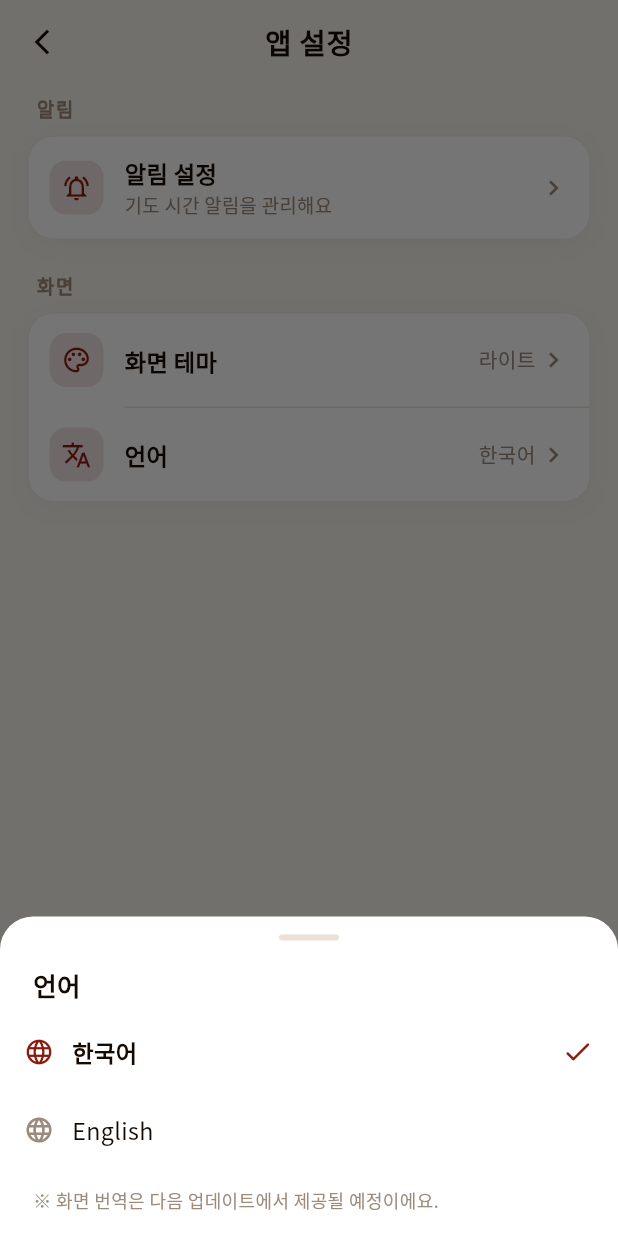
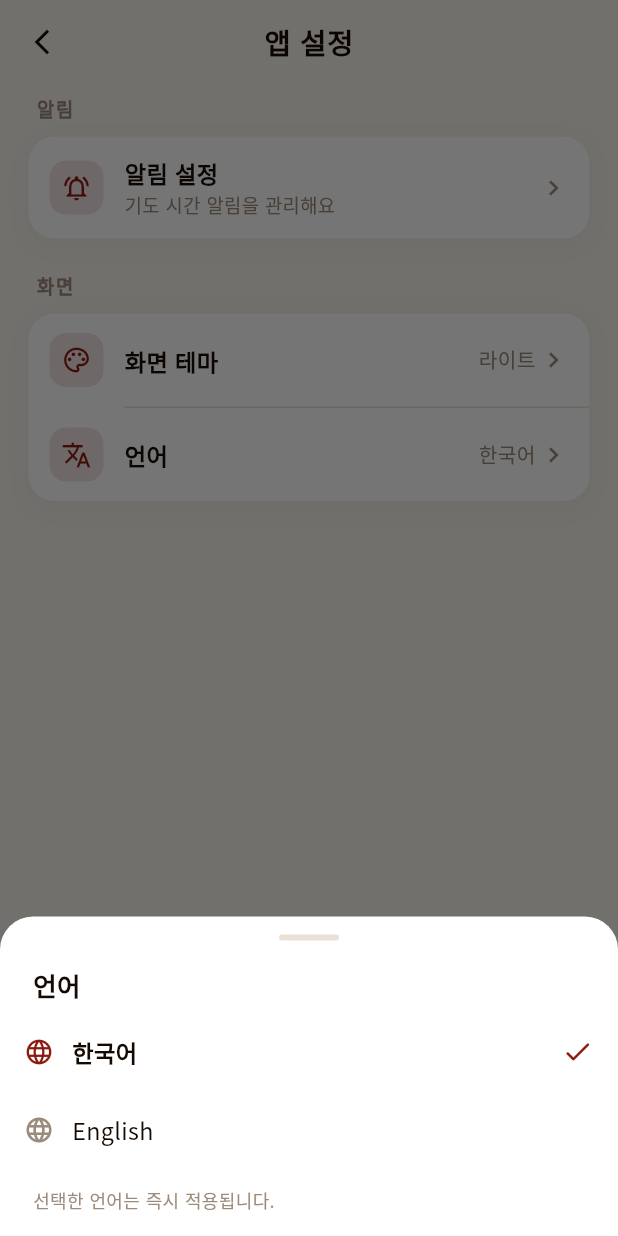
Before and after one commit to shjoungdkfus/pray-story, a Flutter app: the AppSettingsScreen screen opened directly, after a tap on "언어", on a phone screen of 412 x 824 dp. Run offline on Flutter 3.47's test engine with Material 3 defaults, Android fonts, the phone set to English and light mode, and no system bars; our stand-ins replace flutter_local_notifications, flutter_riverpod, google_fonts, google_sign_in, share_plus, shared_preferences and 2 more; accounts and stored records are empty; network calls fail.

Commit message:
feat(i18n): 다국어(gen-l10n) 인프라 + 언어 전환 실제 적용(설정 섹션)
- l10n.yaml + lib/l10n ARB(ko/en) + pubspec generate:true 로 gen-l10n 도입
- main.dart: languageProvider를 MaterialApp.locale에 연결,
  AppLocalizations.delegate 등록 (기존엔 언어 선택값이 저장만 되고
  실제 화면에 반영 안 되던 것을 실제 전환되게 함)
- 설정 허브/앱 설정/테마·언어 시트 문자열을 AppLocalizations로 이관
- 언어 시트의 "번역은 다음 업데이트 예정" 안내문 제거
남은 화면(인증/홈/기록/커뮤니티 등)은 후속 배치로 이관 예정.

Co-Authored-By: Claude Opus 4.8 <noreply@anthropic.com>

````diff
--- /dev/null
+++ b/l10n.yaml
@@ -0,0 +1,6 @@
+arb-dir: lib/l10n
+template-arb-file: app_en.arb
+output-localization-file: app_localizations.dart
+output-class: AppLocalizations
+synthetic-package: false
+nullable-getter: false
--- /dev/null
+++ b/lib/l10n/app_ko.arb
@@ -0,0 +1,38 @@
+{
+  "@@locale": "ko",
+
+  "navPrayerLog": "기도 기록",
+  "navCommunity": "커뮤니티",
+  "navSettings": "설정",
+
+  "settingsTitle": "설정",
+  "settingsGroupMyInfo": "내 정보",
+  "settingsMyInfo": "내 정보",
+  "settingsMyInfoSubtitle": "프로필을 확인하고 수정해요",
+  "settingsGroupPreferences": "환경설정",
+  "settingsAppSettings": "앱 설정",
+  "settingsAppSettingsSubtitle": "알림, 테마, 언어",
+  "settingsGroupSupport": "지원",
+  "settingsFeedback": "피드백",
+  "settingsFeedbackSubtitle": "관리자에게 의견을 보내요",
+  "settingsGroupAccount": "계정",
+  "settingsAccount": "계정",
+  "settingsAccountSubtitle": "로그아웃, 회원 탈퇴",
+
+  "appSettingsTitle": "앱 설정",
+  "appSettingsGroupNotifications": "알림",
+  "appSettingsNotification": "알림 설정",
+  "appSettingsNotificationSubtitle": "기도 시간 알림을 관리해요",
+  "appSettingsGroupDisplay": "화면",
+  "appSettingsTheme": "화면 테마",
+  "appSettingsLanguage": "언어",
+
+  "themeSheetTitle": "화면 테마",
+  "themeSheetFootnote": "선택한 테마는 즉시 적용됩니다.",
+  "languageSheetTitle": "언어",
+  "languageSheetFootnote": "선택한 언어는 즉시 적용됩니다.",
+
+  "themeSystem": "시스템 설정",
+  "themeLight": "라이트",
+  "themeDark": "다크"
+}
--- /dev/null
+++ b/lib/l10n/app_localizations.dart
@@ -0,0 +1,314 @@
+import 'dart:async';
+
+import 'package:flutter/foundation.dart';
+import 'package:flutter/widgets.dart';
+import 'package:flutter_localizations/flutter_localizations.dart';
+import 'package:intl/intl.dart' as intl;
+
+import 'app_localizations_en.dart';
+import 'app_localizations_ko.dart';
+
+// ignore_for_file: type=lint
+
+/// Callers can lookup localized strings with an instance of AppLocalizations
+/// returned by `AppLocalizations.of(context)`.
+///
+/// Applications need to include `AppLocalizations.delegate()` in their app's
+/// `localizationDelegates` list, and the locales they support in the app's
+/// `supportedLocales` list. For example:
+///
+/// ```dart
+/// import 'l10n/app_localizations.dart';
+///
+/// return MaterialApp(
+///   localizationsDelegates: AppLocalizations.localizationsDelegates,
+///   supportedLocales: AppLocalizations.supportedLocales,
+///   home: MyApplicationHome(),
+/// );
+/// ```
+///
+/// ## Update pubspec.yaml
+///
+/// Please make sure to update your pubspec.yaml to include the following
+/// packages:
+///
+/// ```yaml
+/// dependencies:
+///   # Internationalization support.
+///   flutter_localizations:
+///     sdk: flutter
+///   intl: any # Use the pinned version from flutter_localizations
+///
+///   # Rest of dependencies
+/// ```
+///
+/// ## iOS Applications
+///
+/// iOS applications define key application metadata, including supported
+/// locales, in an Info.plist file that is built into the application bundle.
+/// To configure the locales supported by your app, you’ll need to edit this
+/// file.
+///
+/// First, open your project’s ios/Runner.xcworkspace Xcode workspace file.
+/// Then, in the Project Navigator, open the Info.plist file under the Runner
+/// project’s Runner folder.
+///
+/// Next, select the Information Property List item, select Add Item from the
+/// Editor menu, then select Localizations from the pop-up menu.
+///
+/// Select and expand the newly-created Localizations item then, for each
+/// locale your application supports, add a new item and select the locale
+/// you wish to add from the pop-up menu in the Value field. This list should
+/// be consistent with the languages listed in the AppLocalizations.supportedLocales
+/// property.
+abstract class AppLocalizations {
+  AppLocalizations(String locale)
+    : localeName = intl.Intl.canonicalizedLocale(locale.toString());
+
+  final String localeName;
+
+  static AppLocalizations of(BuildContext context) {
+    return Localizations.of<AppLocalizations>(context, AppLocalizations)!;
+  }
+
+  static const LocalizationsDelegate<AppLocalizations> delegate =
+      _AppLocalizationsDelegate();
+
+  /// A list of this localizations delegate along with the default localizations
+  /// delegates.
+  ///
+  /// Returns a list of localizations delegates containing this delegate along with
+  /// GlobalMaterialLocalizations.delegate, GlobalCupertinoLocalizations.delegate,
+  /// and GlobalWidgetsLocalizations.delegate.
+  ///
+  /// Additional delegates can be added by appending to this list in
+  /// MaterialApp. This list does not have to be used at all if a custom list
+  /// of delegates is preferred or required.
+  static const List<LocalizationsDelegate<dynamic>> localizationsDelegates =
+      <LocalizationsDelegate<dynamic>>[
+        delegate,
+        GlobalMaterialLocalizations.delegate,
+        GlobalCupertinoLocalizations.delegate,
+        GlobalWidgetsLocalizations.delegate,
+      ];
+
+  /// A list of this localizations delegate's supported locales.
+  static const List<Locale> supportedLocales = <Locale>[
+    Locale('en'),
+    Locale('ko'),
+  ];
+
+  /// No description provided for @navPrayerLog.
+  ///
+  /// In en, this message translates to:
+  /// **'Prayer Log'**
+  String get navPrayerLog;
+
+  /// No description provided for @navCommunity.
+  ///
+  /// In en, this message translates to:
+  /// **'Community'**
+  String get navCommunity;
+
+  /// No description provided for @navSettings.
+  ///
+  /// In en, this message translates to:
+  /// **'Settings'**
+  String get navSettings;
+
+  /// No description provided for @settingsTitle.
+  ///
+  /// In en, this message translates to:
+  /// **'Settings'**
+  String get settingsTitle;
+
+  /// No description provided for @settingsGroupMyInfo.
+  ///
+  /// In en, this message translates to:
+  /// **'My Info'**
+  String get settingsGroupMyInfo;
+
+  /// No description provided for @settingsMyInfo.
+  ///
+  /// In en, this message translates to:
+  /// **'My Info'**
+  String get settingsMyInfo;
+
+  /// No description provided for @settingsMyInfoSubtitle.
+  ///
+  /// In en, this message translates to:
+  /// **'View and edit your profile'**
+  String get settingsMyInfoSubtitle;
+
+  /// No description provided for @settingsGroupPreferences.
+  ///
+  /// In en, this message translates to:
+  /// **'Preferences'**
+  String get settingsGroupPreferences;
+
+  /// No description provided for @settingsAppSettings.
+  ///
+  /// In en, this message translates to:
+  /// **'App Settings'**
+  String get settingsAppSettings;
+
+  /// No description provided for @settingsAppSettingsSubtitle.
+  ///
+  /// In en, this message translates to:
+  /// **'Notifications, theme, language'**
+  String get settingsAppSettingsSubtitle;
+
+  /// No description provided for @settingsGroupSupport.
+  ///
+  /// In en, this message translates to:
+  /// **'Support'**
+  String get settingsGroupSupport;
+
+  /// No description provided for @settingsFeedback.
+  ///
+  /// In en, this message translates to:
+  /// **'Feedback'**
+  String get settingsFeedback;
+
+  /// No description provided for @settingsFeedbackSubtitle.
+  ///
+  /// In en, this message translates to:
+  /// **'Send feedback to the admin'**
+  String get settingsFeedbackSubtitle;
+
+  /// No description provided for @settingsGroupAccount.
+  ///
+  /// In en, this message translates to:
+  /// **'Account'**
+  String get settingsGroupAccount;
+
+  /// No description provided for @settingsAccount.
+  ///
+  /// In en, this message translates to:
+  /// **'Account'**
+  String get settingsAccount;
+
+  /// No description provided for @settingsAccountSubtitle.
+  ///
+  /// In en, this message translates to:
+  /// **'Log out, delete account'**
+  String get settingsAccountSubtitle;
+
+  /// No description provided for @appSettingsTitle.
+  ///
+  /// In en, this message translates to:
+  /// **'App Settings'**
+  String get appSettingsTitle;
+
+  /// No description provided for @appSettingsGroupNotifications.
+  ///
+  /// In en, this message translates to:
+  /// **'Notifications'**
+  String get appSettingsGroupNotifications;
+
+  /// No description provided for @appSettingsNotification.
+  ///
+  /// In en, this message translates to:
+  /// **'Notification Settings'**
+  String get appSettingsNotification;
+
+  /// No description provided for @appSettingsNotificationSubtitle.
+  ///
+  /// In en, this message translates to:
+  /// **'Manage prayer time reminders'**
+  String get appSettingsNotificationSubtitle;
+
+  /// No description provided for @appSettingsGroupDisplay.
+  ///
+  /// In en, this message translates to:
+  /// **'Display'**
+  String get appSettingsGroupDisplay;
+
+  /// No description provided for @appSettingsTheme.
+  ///
+  /// In en, this message translates to:
+  /// **'Theme'**
+  String get appSettingsTheme;
+
+  /// No description provided for @appSettingsLanguage.
+  ///
+  /// In en, this message translates to:
+  /// **'Language'**
+  String get appSettingsLanguage;
+
+  /// No description provided for @themeSheetTitle.
+  ///
+  /// In en, this message translates to:
+  /// **'Theme'**
+  String get themeSheetTitle;
+
+  /// No description provided for @themeSheetFootnote.
+  ///
+  /// In en, this message translates to:
+  /// **'The selected theme applies immediately.'**
+  String get themeSheetFootnote;
+
+  /// No description provided for @languageSheetTitle.
+  ///
+  /// In en, this message translates to:
+  /// **'Language'**
+  String get languageSheetTitle;
+
+  /// No description provided for @languageSheetFootnote.
+  ///
+  /// In en, this message translates to:
+  /// **'The selected language applies immediately.'**
+  String get languageSheetFootnote;
+
+  /// No description provided for @themeSystem.
+  ///
+  /// In en, this message translates to:
+  /// **'System'**
+  String get themeSystem;
+
+  /// No description provided for @themeLight.
+  ///
+  /// In en, this message translates to:
+  /// **'Light'**
+  String get themeLight;
+
+  /// No description provided for @themeDark.
+  ///
+  /// In en, this message translates to:
+  /// **'Dark'**
+  String get themeDark;
+}
+
+class _AppLocalizationsDelegate
+    extends LocalizationsDelegate<AppLocalizations> {
+  const _AppLocalizationsDelegate();
+
+  @override
+  Future<AppLocalizations> load(Locale locale) {
+    return SynchronousFuture<AppLocalizations>(lookupAppLocalizations(locale));
+  }
+
+  @override
+  bool isSupported(Locale locale) =>
+      <String>['en', 'ko'].contains(locale.languageCode);
+
+  @override
+  bool shouldReload(_AppLocalizationsDelegate old) => false;
+}
+
+AppLocalizations lookupAppLocalizations(Locale locale) {
+  // Lookup logic when only language code is specified.
+  switch (locale.languageCode) {
+    case 'en':
+      return AppLocalizationsEn();
+    case 'ko':
+      return AppLocalizationsKo();
+  }
+
+  throw FlutterError(
+    'AppLocalizations.delegate failed to load unsupported locale "$locale". This is likely '
+    'an issue with the localizations generation tool. Please file an issue '
+    'on GitHub with a reproducible sample app and the gen-l10n configuration '
+    'that was used.',
+  );
+}
--- a/lib/screens/settings/app_settings_screen.dart
+++ b/lib/screens/settings/app_settings_screen.dart
@@ -2,19 +2,28 @@ import 'package:flutter/material.dart';
 import 'package:flutter_riverpod/flutter_riverpod.dart';
 import 'package:google_fonts/google_fonts.dart';
 import '../../core/constants/app_colors.dart';
+import '../../l10n/app_localizations.dart';
 import '../../providers/settings_provider.dart';
 import 'notification_settings_screen.dart';
 import 'widgets/settings_kit.dart';
+
+/// 테마 모드 라벨을 현재 언어로 반환한다. (enum 라벨은 로케일에 따라 달라짐)
+String themeModeLabel(AppThemeMode m, AppLocalizations l) => switch (m) {
+      AppThemeMode.system => l.themeSystem,
+      AppThemeMode.light => l.themeLight,
+      AppThemeMode.dark => l.themeDark,
+    };
 
 class AppSettingsScreen extends ConsumerWidget {
   const AppSettingsScreen({super.key});
 
   void _pickTheme(BuildContext context, WidgetRef ref) {
+    final l = AppLocalizations.of(context);
     final current = ref.read(themeModeProvider);
     _showSelectSheet(
       context: context,
-      title: '화면 테마',
-      footnote: '선택한 테마는 즉시 적용됩니다.',
+      title: l.themeSheetTitle,
+      footnote: l.themeSheetFootnote,
       options: [
         for (final m in AppThemeMode.values)
           _SelectOption(
@@ -23,7 +32,7 @@ class AppSettingsScreen extends ConsumerWidget {
               AppThemeMode.light => Icons.light_mode_outlined,
               AppThemeMode.dark => Icons.dark_mode_outlined,
             },
-            label: m.label,
+            label: themeModeLabel(m, l),
             selected: current == m,
             onTap: () => ref.read(themeModeProvider.notifier).setMode(m),
           ),
@@ -32,18 +41,20 @@ class AppSettingsScreen extends ConsumerWidget {
   }
 
   void _pickLanguage(BuildContext context, WidgetRef ref) {
+    final l = AppLocalizations.of(context);
     final current = ref.read(languageProvider);
     _showSelectSheet(
       context: context,
-      title: '언어',
-      footnote: '※ 화면 번역은 다음 업데이트에서 제공될 예정이에요.',
+      title: l.languageSheetTitle,
+      footnote: l.languageSheetFootnote,
       options: [
-        for (final l in AppLanguage.values)
+        for (final lang in AppLanguage.values)
           _SelectOption(
             icon: Icons.language,
-            label: l.label,
-            selected: current == l,
-            onTap: () => ref.read(languageProvider.notifier).setLanguage(l),
+            label: lang.label,
+            selected: current == lang,
+            onTap: () =>
+                ref.read(languageProvider.notifier).setLanguage(lang),
           ),
       ],
     );
@@ -116,19 +127,20 @@ class AppSettingsScreen extends ConsumerWidget {
 
   @override
   Widget build(BuildContext context, WidgetRef ref) {
+    final l = AppLocalizations.of(context);
     final theme = ref.watch(themeModeProvider);
     final language = ref.watch(languageProvider);
 
     return SettingsDetailScaffold(
-      title: '앱 설정',
+      title: l.appSettingsTitle,
       children: [
         SettingsGroup(
-          label: '알림',
+          label: l.appSettingsGroupNotifications,
           children: [
             SettingsTile(
               icon: Icons.notifications_active_outlined,
-              title: '알림 설정',
-              subtitle: '기도 시간 알림을 관리해요',
+              title: l.appSettingsNotification,
+              subtitle: l.appSettingsNotificationSubtitle,
               onTap: () => Navigator.push(
                 context,
                 MaterialPageRoute(
@@ -139,17 +151,17 @@ class AppSettingsScreen extends ConsumerWidget {
         ),
         const SizedBox(height: 22),
         SettingsGroup(
-          label: '화면',
+          label: l.appSettingsGroupDisplay,
           children: [
             SettingsTile(
               icon: Icons.palette_outlined,
-              title: '화면 테마',
-              trailingValue: theme.label,
+              title: l.appSettingsTheme,
+              trailingValue: themeModeLabel(theme, l),
               onTap: () => _pickTheme(context, ref),
             ),
             SettingsTile(
               icon: Icons.translate_outlined,
-              title: '언어',
+              title: l.appSettingsLanguage,
               trailingValue: language.label,
               onTap: () => _pickLanguage(context, ref),
             ),
--- a/lib/screens/settings/settings_screen.dart
+++ b/lib/screens/settings/settings_screen.dart
@@ -2,6 +2,7 @@ import 'package:flutter/material.dart';
 import 'package:flutter_riverpod/flutter_riverpod.dart';
 import 'package:google_fonts/google_fonts.dart';
 import '../../core/constants/app_colors.dart';
+import '../../l10n/app_localizations.dart';
 import '../../models/profile_model.dart';
 import '../../providers/profile_provider.dart';
 import 'account_screen.dart';
@@ -19,6 +20,7 @@ class SettingsScreen extends ConsumerWidget {
 
   @override
   Widget build(BuildContext context, WidgetRef ref) {
+    final l = AppLocalizations.of(context);
     final profile = ref.watch(profileProvider);
     final ProfileModel? p = profile.valueOrNull;
 
@@ -29,7 +31,7 @@ class SettingsScreen extends ConsumerWidget {
         elevation: 0,
         scrolledUnderElevation: 0,
         title: Text(
-          '설정',
+          l.settingsTitle,
           style: GoogleFonts.notoSansKr(
             color: AppColors.textPrimary,
             fontSize: 22,
@@ -44,48 +46,48 @@ class SettingsScreen extends ConsumerWidget {
         children: [
           const SizedBox(height: 8),
           SettingsGroup(
-            label: '내 정보',
+            label: l.settingsGroupMyInfo,
             children: [
               SettingsTile(
                 icon: Icons.person_outline,
-                title: '내 정보',
-                subtitle: '프로필을 확인하고 수정해요',
+                title: l.settingsMyInfo,
+                subtitle: l.settingsMyInfoSubtitle,
                 onTap: () => _push(context, ProfileEditScreen(profile: p)),
               ),
             ],
           ),
           const SizedBox(height: 22),
           SettingsGroup(
-            label: '환경설정',
+            label: l.settingsGroupPreferences,
             children: [
               SettingsTile(
                 icon: Icons.tune_rounded,
-                title: '앱 설정',
-                subtitle: '알림, 테마, 언어',
+                title: l.settingsAppSettings,
+                subtitle: l.settingsAppSettingsSubtitle,
                 onTap: () => _push(context, const AppSettingsScreen()),
               ),
             ],
           ),
           const SizedBox(height: 22),
           SettingsGroup(
-            label: '지원',
+            label: l.settingsGroupSupport,
             children: [
               SettingsTile(
                 icon: Icons.chat_bubble_outline_rounded,
-                title: '피드백',
-                subtitle: '관리자에게 의견을 보내요',
+                title: l.settingsFeedback,
+                subtitle: l.settingsFeedbackSubtitle,
                 onTap: () => _push(context, const FeedbackScreen()),
               ),
             ],
           ),
           const SizedBox(height: 22),
           SettingsGroup(
-            label: '계정',
+            label: l.settingsGroupAccount,
             children: [
               SettingsTile(
                 icon: Icons.manage_accounts_outlined,
-                title: '계정',
-                subtitle: '로그아웃, 회원 탈퇴',
+                title: l.settingsAccount,
+                subtitle: l.settingsAccountSubtitle,
                 onTap: () => _push(context, const AccountScreen()),
               ),
             ],
--- a/pubspec.yaml
+++ b/pubspec.yaml
@@ -53,6 +53,7 @@ dev_dependencies:
 
 flutter:
   uses-material-design: true
+  generate: true
 
 # flutter_launcher_icons 설정
 # 1. 1024x1024 아이콘 PNG를 assets/icon/app_icon.png 경로에 넣는다.
````
Also changed, not shown: lib/l10n/app_en.arb (added, +38 -0 lines), lib/l10n/app_localizations_en.dart (added, +101 -0 lines), lib/l10n/app_localizations_ko.dart (added, +100 -0 lines), lib/main.dart (+5 -4 lines).
